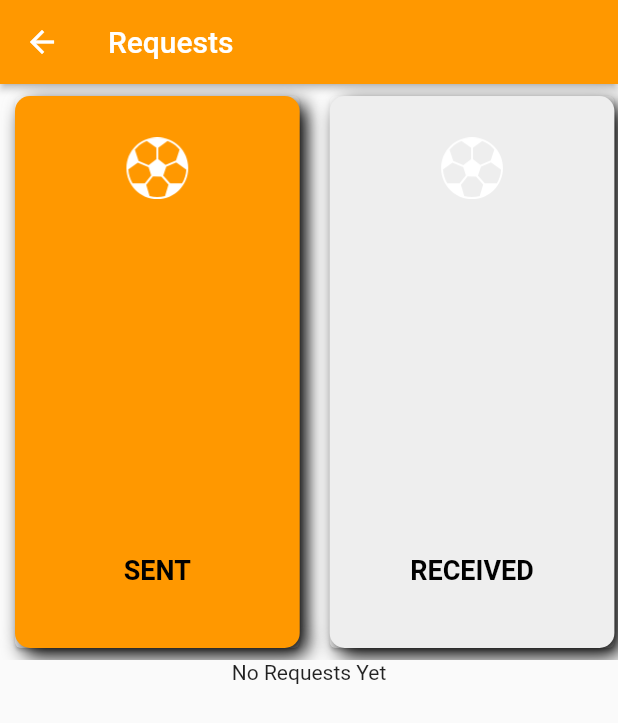
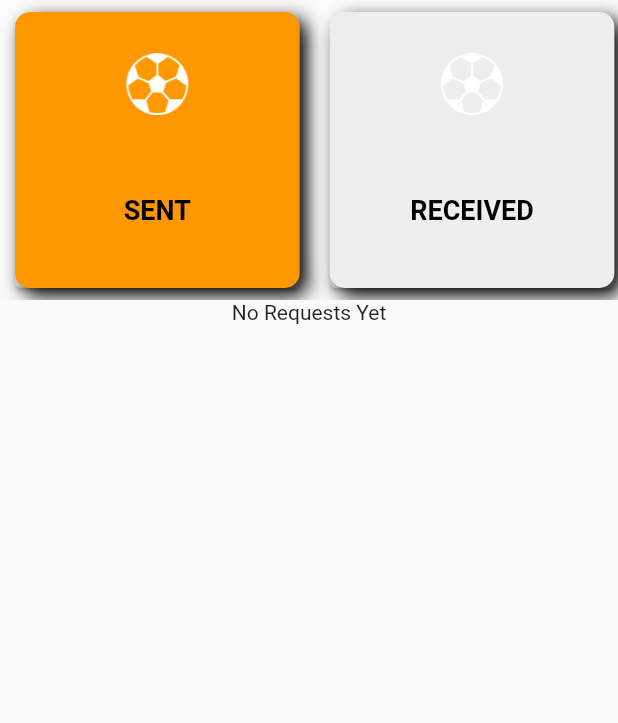
Before and after one commit to ArturoBarrios/AAASoccer, a Flutter app: the RequestsList widget shown alone on an empty page, opened directly with empty values, after a tap on "SENT", on a phone screen of 412 x 824 dp. Shown: the top 723 px of the screen. Run offline on Flutter 3.47's test engine with Material 2 defaults, Android fonts, the phone set to English and light mode, and no system bars; our stand-ins replace auto_size_text, bloc, equatable, flip_card, flutter_bloc, flutter_datetime_picker and 11 more; missing offline and left inert: amplify_api, amplify_auth_cognito, amplify_authenticator, amplify_core, amplify_datastore, amplify_flutter and 9 more.

Commit message:
more with payment and requests_list!

```diff
--- a/lib/components/requests_list.dart
+++ b/lib/components/requests_list.dart
@@ -143,25 +143,18 @@ class _RequestsListState extends State<RequestsList> {
 
     print("selectedObjects to build:: " + selectedObjects.toString());
 
-    return Scaffold(
-        appBar: Headers().getBackHeader(context, "Requests"),
-        body: Stack(children: <Widget>[
-          Column(mainAxisAlignment: MainAxisAlignment.spaceEvenly, children: [
-            Expanded(
-                child: Column(children: <Widget>[
-              // Padding(
-              //     padding: EdgeInsets.all(10.0),
-              //     child: SearchField(testText: testText)),
-              Expanded(
+    return Column(
+  mainAxisAlignment: MainAxisAlignment.spaceEvenly,
+  children: [
+    Container(
+      height: 200,  // Set this to the desired height
       child: ListView.builder(
         scrollDirection: Axis.horizontal,
         controller: _selectRequestTypeController,
         itemCount: requestTypes.length,
         itemBuilder: (_, index) {
           return Card(
-                    margin:
-                        const EdgeInsets.symmetric(vertical: 8, horizontal: 10),
-                    child: Listener(
+            margin: const EdgeInsets.symmetric(vertical: 8, horizontal: 10),
             child: GestureDetector(
               onTap: () {
                 print("onTap EventType");
@@ -243,29 +236,24 @@ class _RequestsListState extends State<RequestsList> {
                       ),
                     ),
                   )),
-                    )),
+            ),
           );
         },
-              )),
-            ])),
-
-            //list view
+      ),
+    ),
     Expanded(
       child: _isLoading == true
           ? Container(
-                      height: double.infinity,
-                      width: double.infinity,
+              height: 100,
+              width: 100,
               child: Align(
                   alignment: Alignment.center,
-                          child:
-                              // BottomNav()//for times when user deleted in cognito but still signed into app
-                              LoadingScreen(
+                  child: LoadingScreen(
                       currentDotColor: Colors.white,
                       defaultDotColor: Colors.black,
                       numDots: 10)))
-                  :
-                  requests.length>0 ?
-                  ListView.builder(
+          : requests.length > 0
+              ? ListView.builder(
                   controller: _selectEventController,
                   itemCount: requests.length,
                   itemBuilder: (_, index) {
@@ -273,13 +261,15 @@ class _RequestsListState extends State<RequestsList> {
                       future: getRequestCard(
                           selectedKey, requests[index], svgImage),
                       builder: (BuildContext context, AsyncSnapshot snapshot) {
-        if (snapshot.connectionState == ConnectionState.waiting) {
+                        if (snapshot.connectionState ==
+                            ConnectionState.waiting) {
                           return Center(child: CircularProgressIndicator());
                         } else if (snapshot.hasError) {
                           return Center(child: Text('Error: ${snapshot.error}'));
                         } else {
                           return Card(
-            margin: const EdgeInsets.symmetric(vertical: 8, horizontal: 10),
+                            margin: const EdgeInsets.symmetric(
+                                vertical: 8, horizontal: 10),
                             child: snapshot.data,
                           );
                         }
@@ -287,11 +277,10 @@ class _RequestsListState extends State<RequestsList> {
                     );
                   },
                 )
- :
-                          Text("No Requests Yet")
+              : Text("No Requests Yet"),
+    ),
+  ],
+);
 
-            ),
-          ]),
-        ]));
   }
 }
--- a/lib/components/update_view_form.dart
+++ b/lib/components/update_view_form.dart
@@ -1,6 +1,7 @@
 import 'package:flutter/material.dart';
 import 'package:soccermadeeasy/components/players_list_widget.dart';
 import 'package:soccermadeeasy/components/price_widget.dart';
+import 'package:soccermadeeasy/components/requests_list.dart';
 import 'package:soccermadeeasy/components/send_players_request_widget.dart';
 import 'package:soccermadeeasy/components/send_teams_request_widget.dart';
 import 'package:soccermadeeasy/components/teams_list_widget.dart';
```
Also changed, not shown: lib/components/card_form_screen.dart (+70 -35 lines). Lines whose indentation alone changed are shown as unchanged.
